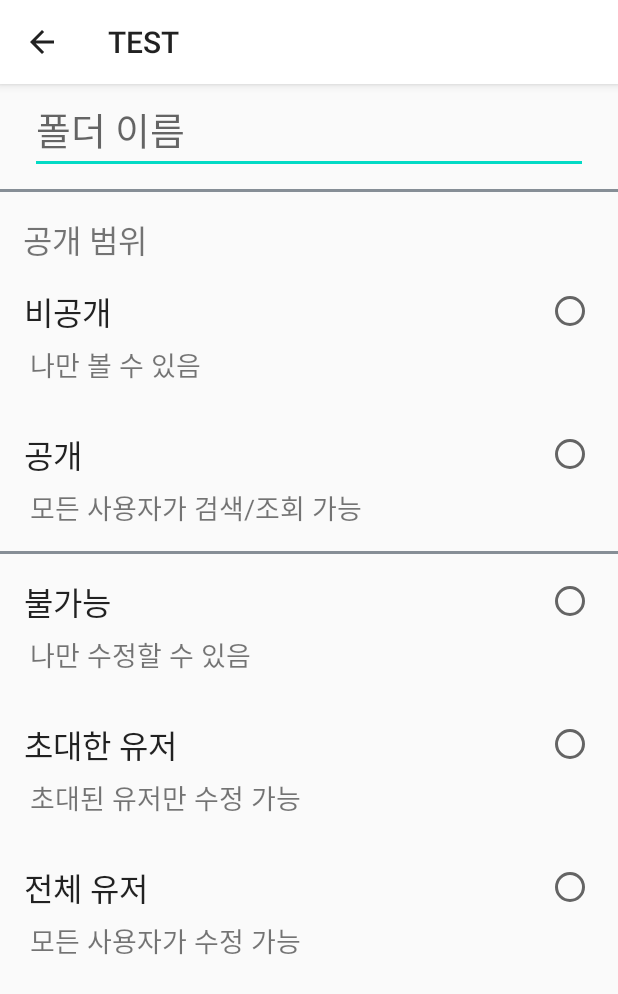
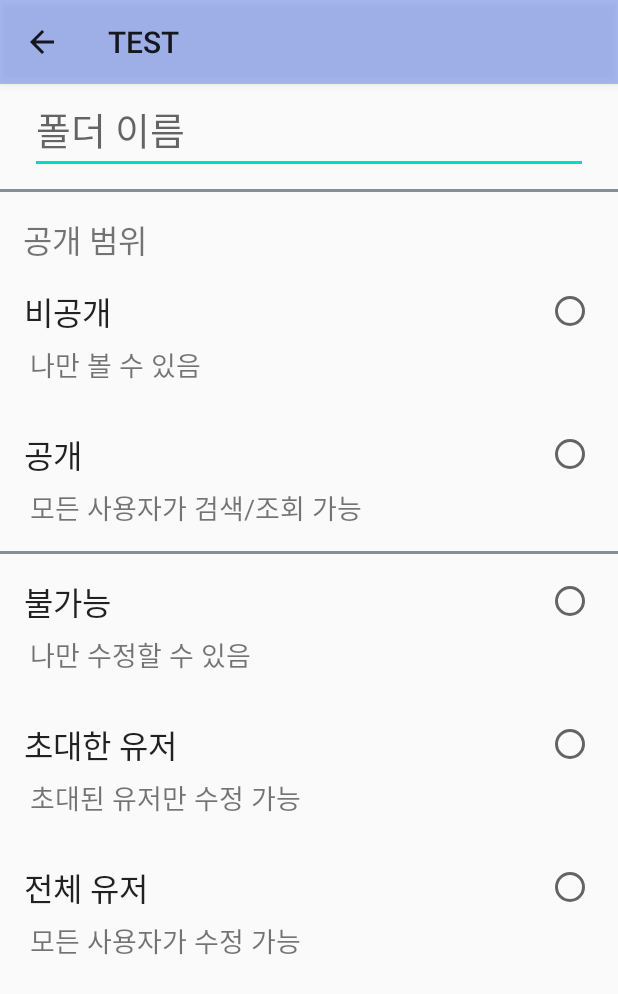
Before and after one commit to 2020CapstoneDesign-Demap/DeMap, an Android app: the CreateFolderActivity screen opened directly, with no data from a screen before it, on a phone screen of 412 x 824 dp. Shown: the top 994 px of the screen. Run offline under Robolectric (Android 15) with nearby library versions, the phone set to English and light mode, and no system bars.

Commit message:
폴더 생성 ui + 툴 바 홈버튼 스타일 변경

```diff
--- a/app/src/main/res/values/colors.xml
+++ b/app/src/main/res/values/colors.xml
@@ -1,6 +1,6 @@
 <?xml version="1.0" encoding="utf-8"?>
 <resources>
-    <color name="colorPrimary">#FFFFFF</color>
+    <color name="colorPrimary">#868E</color>
     <color name="colorPrimaryDark">#3700B3</color>
     <color name="colorAccent">#03DAC5</color>
     <color name="colorLineGray7">#495057</color>
```
